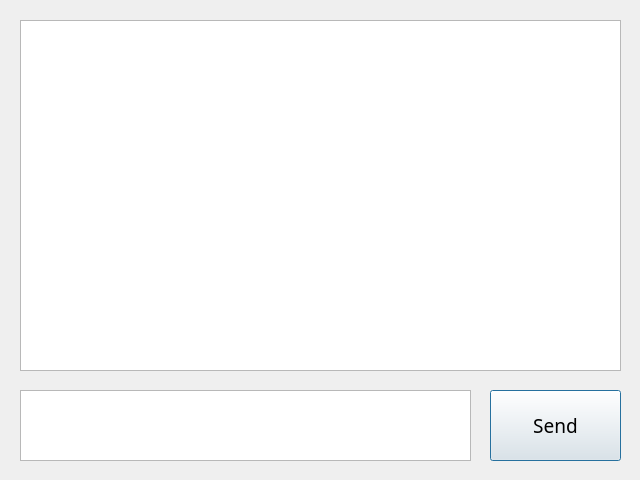
Before: the Qt Designer form QtChatApp.ui in ShravanK55/ChatApp, drawn with Qt 5.
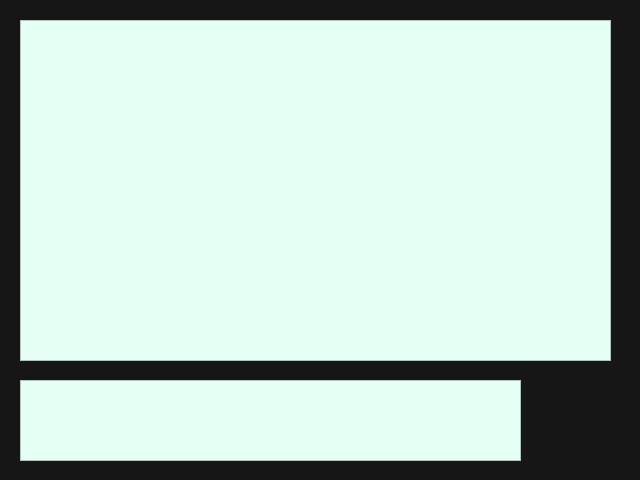
After: the same form once the commit is applied. Icons and pictures are not drawn.

The edit to the form file:
```diff
--- a/QtChatApp.ui
+++ b/QtChatApp.ui
@@ -13,13 +13,22 @@
   <property name="windowTitle">
    <string>ChatApp</string>
   </property>
+  <property name="autoFillBackground">
+   <bool>false</bool>
+  </property>
+  <property name="styleSheet">
+   <string notr="true">background-color: rgb(22, 22, 22);</string>
+  </property>
   <widget class="QPushButton" name="sendButton">
+   <property name="enabled">
+    <bool>true</bool>
+   </property>
    <property name="geometry">
     <rect>
-     <x>490</x>
-     <y>390</y>
-     <width>131</width>
-     <height>71</height>
+     <x>540</x>
+     <y>380</y>
+     <width>75</width>
+     <height>75</height>
     </rect>
    </property>
    <property name="font">
@@ -28,29 +37,42 @@
      <pointsize>14</pointsize>
     </font>
    </property>
+   <property name="autoFillBackground">
+    <bool>false</bool>
+   </property>
+   <property name="styleSheet">
+    <string notr="true">background-image: url(:/Icons/SendButton.png);
+border: none;</string>
+   </property>
    <property name="text">
-    <string>Send</string>
+    <string/>
    </property>
   </widget>
   <widget class="QPlainTextEdit" name="messageEntryBox">
    <property name="geometry">
     <rect>
      <x>20</x>
-     <y>390</y>
-     <width>451</width>
-     <height>71</height>
+     <y>380</y>
+     <width>501</width>
+     <height>81</height>
     </rect>
    </property>
+   <property name="styleSheet">
+    <string notr="true">background-color: rgb(230, 255, 244);</string>
+   </property>
   </widget>
-  <widget class="QTextBrowser" name="textBrowser">
+  <widget class="QListWidget" name="messagesList">
    <property name="geometry">
     <rect>
      <x>20</x>
      <y>20</y>
-     <width>601</width>
-     <height>351</height>
+     <width>591</width>
+     <height>341</height>
     </rect>
    </property>
+   <property name="styleSheet">
+    <string notr="true">background-color: rgb(230, 255, 244);</string>
+   </property>
   </widget>
  </widget>
  <resources/>
```
Left out of the diff: 4 changed lines with no effect on the pictures.
